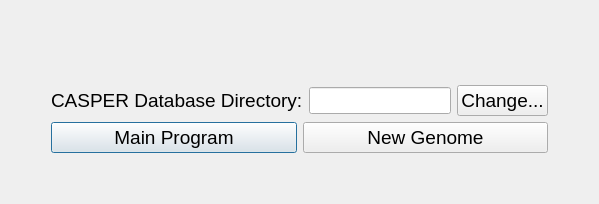
Old version of the form startupCASPER.ui in the repository TrinhLab/CASPERapp.
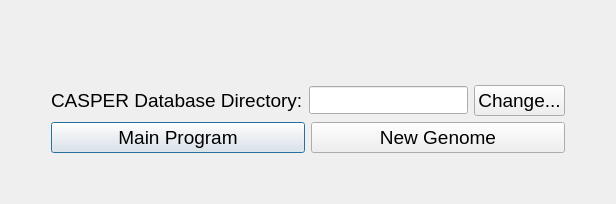
New version of the form.

The edit to the form file:
```diff
--- a/startupCASPER.ui
+++ b/startupCASPER.ui
@@ -27,6 +27,12 @@
     <layout class="QGridLayout" name="gridLayout_2">
      <item row="0" column="0">
       <widget class="QPushButton" name="pushButton_2">
+       <property name="font">
+        <font>
+         <family>Arial</family>
+         <pointsize>14</pointsize>
+        </font>
+       </property>
        <property name="text">
         <string>Main Program</string>
        </property>
@@ -34,6 +40,12 @@
      </item>
      <item row="0" column="1">
       <widget class="QPushButton" name="pushButton">
+       <property name="font">
+        <font>
+         <family>Arial</family>
+         <pointsize>14</pointsize>
+        </font>
+       </property>
        <property name="text">
         <string>New Genome</string>
        </property>
@@ -50,6 +62,12 @@
    </item>
    <item row="3" column="3">
     <widget class="QPushButton" name="pushButton_3">
+     <property name="font">
+      <font>
+       <family>Arial</family>
+       <pointsize>14</pointsize>
+      </font>
+     </property>
      <property name="text">
       <string>Change...</string>
      </property>
@@ -105,7 +123,7 @@
     <widget class="QLineEdit" name="lineEdit">
      <property name="font">
       <font>
-       <pointsize>12</pointsize>
+       <pointsize>13</pointsize>
       </font>
      </property>
     </widget>
```
Left out of the diff: 6 changed lines with no effect on the pictures.
